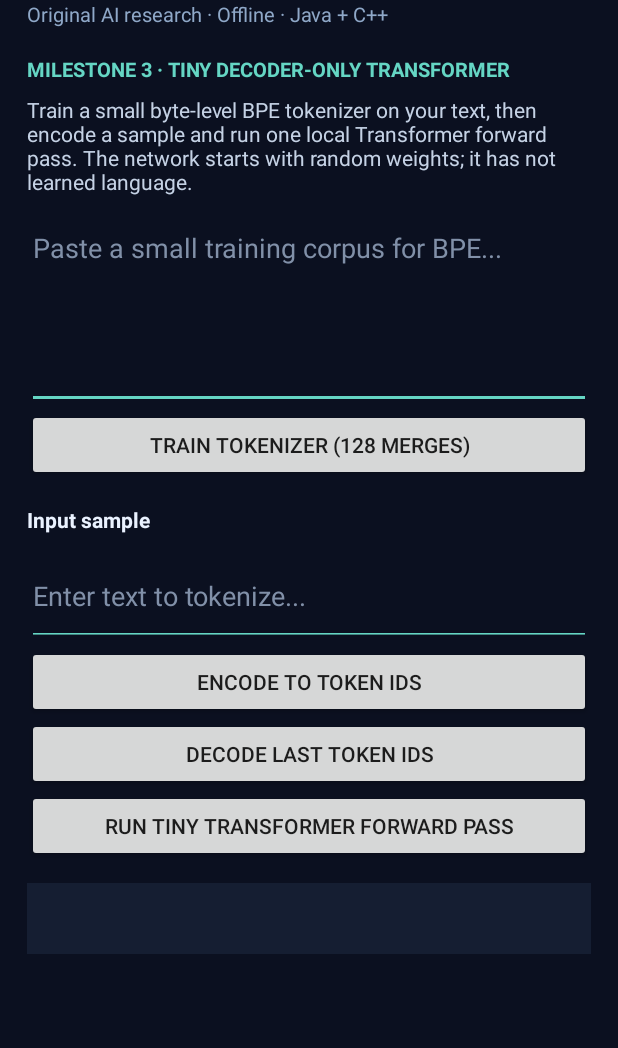
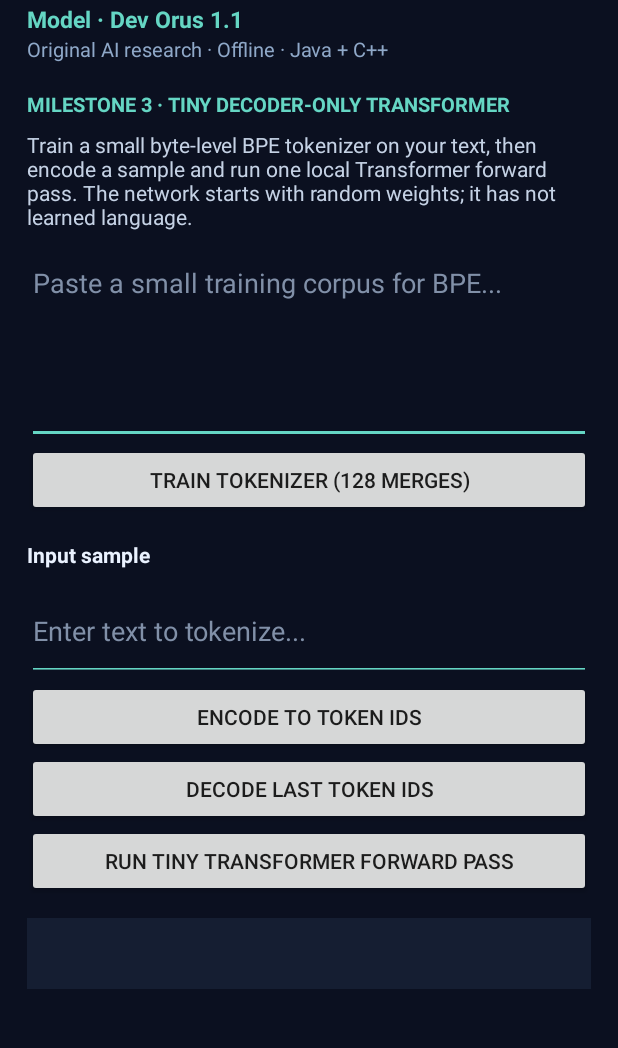
Before and after one commit to xsoftwareabdullah1-create/DevAI, an Android app: the screen it shows after launch (MainActivity), on a phone screen of 412 x 824 dp, the part 88-1136 px from its top. Run offline under Robolectric (Android 15) with nearby library versions, the phone set to English and light mode, and no system bars; 2 statements that could not run were skipped.

Commit message:
Add Dev Orus 1.1 model branding to Android UI

```diff
--- a/app/src/main/res/layout/activity_main.xml
+++ b/app/src/main/res/layout/activity_main.xml
@@ -15,6 +15,14 @@
             android:text="DevAI"
             android:textColor="#EAF2FF"
             android:textSize="30sp"
+            android:textStyle="bold" />
+        <TextView
+            android:layout_width="wrap_content"
+            android:layout_height="wrap_content"
+            android:layout_marginTop="2dp"
+            android:text="Model · Dev Orus 1.1"
+            android:textColor="#65D6C4"
+            android:textSize="15sp"
             android:textStyle="bold" />
         <TextView
             android:layout_width="wrap_content"
```
